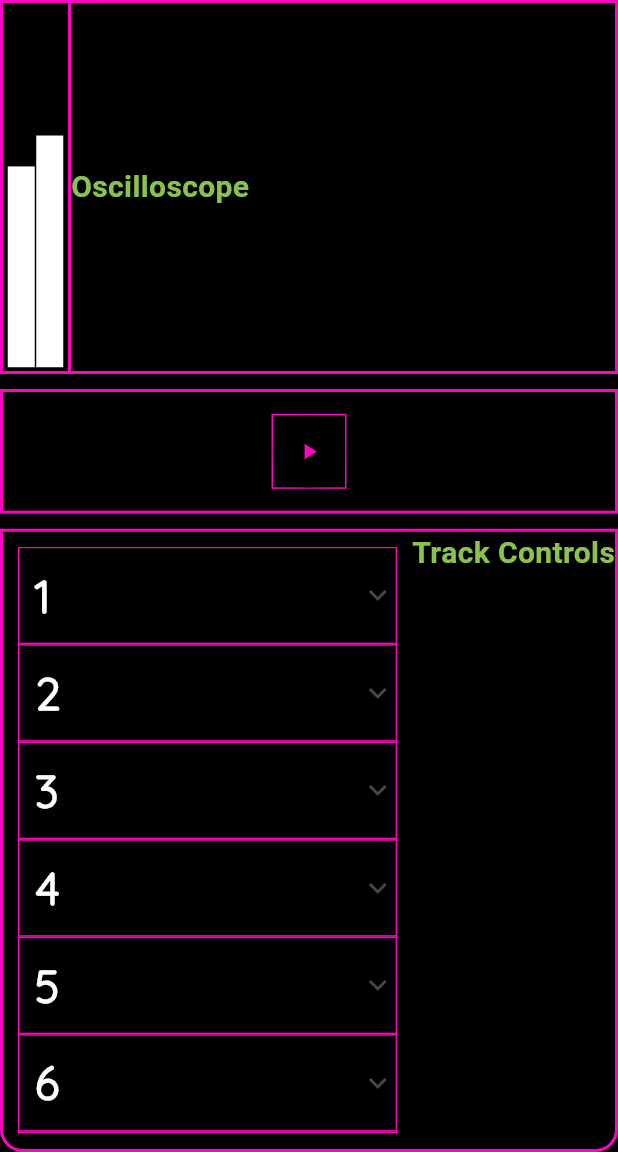
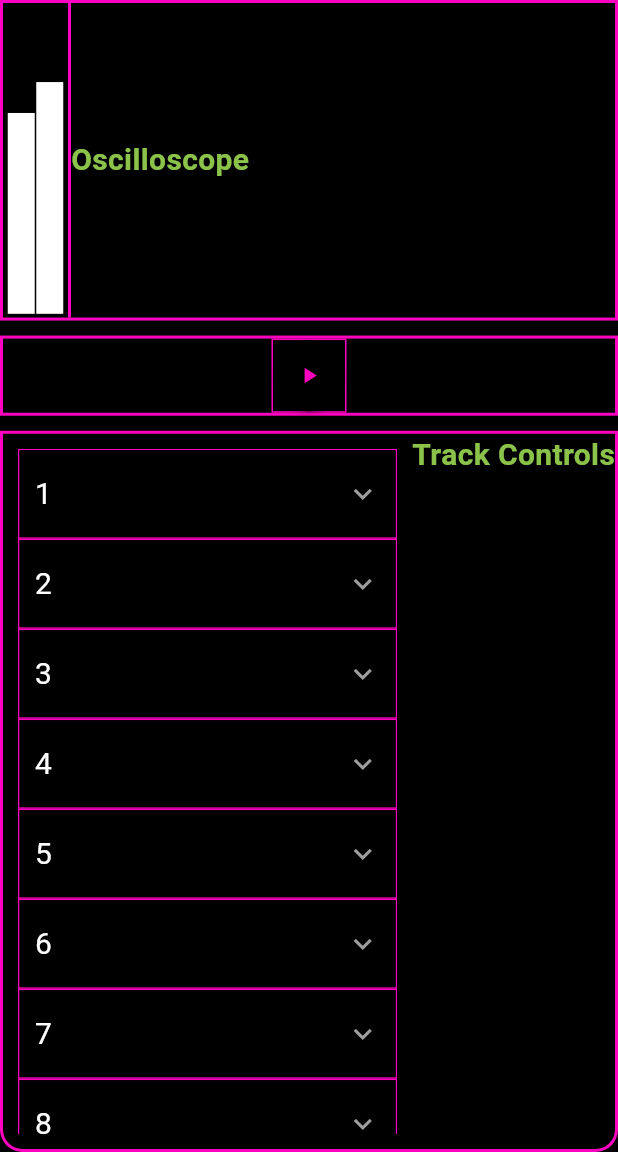
Before and after one commit to mduval76/drone_factory, a Flutter app: the screen it shows after launch, on a phone screen of 412 x 824 dp, the part 84-1236 px from its top. Run offline on Flutter 3.47's test engine with Material 3 defaults, Android fonts, the phone set to English and light mode, and no system bars; our stand-ins replace flutter_svg; Roboto replaces fonts that are missing (CocomatLight).

Commit message:
Separated Track widget from model. New initialization for mixer.

```diff
--- a/lib/models/track_model.dart
+++ b/lib/models/track_model.dart
@@ -1,203 +1,15 @@
-import 'package:drone_factory/models/native_synthesizer.dart';
-import 'package:flutter/material.dart';
-import 'package:flutter_svg/flutter_svg.dart';
-
-class TrackModel extends StatefulWidget {
+class TrackModel {
   final int id;
   final double volume;
   final double frequency;
   final Wavetable wavetable;
 
   const TrackModel({
-    super.key,
     required this.id,
-    required this.volume,
-    required this.frequency,
-    required this.wavetable,
+    this.volume = 1.0,
+    this.frequency = 440.0,
+    this.wavetable = Wavetable.sine,
   });
-
-  @override
-  State<TrackModel> createState() => _TrackModelState();
-}
-
-class _TrackModelState extends State<TrackModel> {
-  final NativeSynthesizer _synthesizer = NativeSynthesizer();
-  late double _volume;
-  late double _frequency;
-  late Wavetable _wavetable;
-  //bool _isExpanded = false;
-
-  void _changeWavetable(int wavetable) async {
-    await _synthesizer.setWavetable(_wavetable.index);
-
-    setState(() {
-      _wavetable = Wavetable.values[wavetable];
-    });
-  }
-
-  void _setFrequency(double frequency) async {
-    await _synthesizer.setFrequency(frequency);
-  }
-
-    void _setVolume(double volume) async {
-    await _synthesizer.setVolume(volume);
-  }
-
-  @override
-  void initState() {
-    super.initState();
-    _volume = widget.volume;
-    _frequency = widget.frequency;
-    _wavetable = widget.wavetable;
-  }
-
-  @override
-  Widget build(BuildContext context) {
-    return Container(
-      width: double.infinity,
-      decoration: BoxDecoration(
-        color: Colors.black,
-        border: Border.all(
-          color: const Color.fromARGB(255, 255, 4, 192),
-          width: 1,
-        ),
-      ),
-      child: ExpansionTile(
-        tilePadding: const EdgeInsets.only(left: 10),
-        title: Text(
-          '${widget.id + 1}',
-          style: const TextStyle(
-            color: Colors.white,
-            fontFamily: 'QuicksandRegular',
-            fontSize: 30,
-            fontWeight: FontWeight.bold,
-          )
-        ),
-        // subtitle: Text(
-        //   '${_wavetable.toString().split('.').last} - ${_frequency.toStringAsFixed(2)} Hz',
-        //   style: const TextStyle(color: Colors.white)
-        // ),
-        children: [
-          const Divider(thickness: 1, color: Colors.grey),
-          _buildWavetableSelector(),
-          const Divider(thickness: 1, color: Colors.grey),
-          _buildFrequencyControl(),
-          const Divider(thickness: 1, color: Colors.grey),
-          _buildVolumeControl(),
-          const Divider(thickness: 1, color: Colors.grey),
-        ],
-      ),
-    );
-  }
-
-  Widget _buildWavetableSelector() {
-    return SizedBox(
-      height: 25,
-      child: Row(
-      mainAxisAlignment: MainAxisAlignment.spaceEvenly,
-        children: Wavetable.values.map((wavetable) {
-          String assetName;
-          switch (wavetable) {
-            case Wavetable.sine:
-              assetName = 'assets/icons/sine.svg';
-              break;
-            case Wavetable.triangle:
-              assetName = 'assets/icons/triangle.svg';
-              break;
-            case Wavetable.square:
-              assetName = 'assets/icons/square.svg';
-              break;
-            case Wavetable.sawtooth:
-              assetName = 'assets/icons/sawtooth.svg';
-              break;
-          }
-          return Container(
-              padding: const EdgeInsets.only(left: 5),
-                decoration: BoxDecoration(
-                color: Colors.transparent,
-                border: Border(
-                  right: wavetable != Wavetable.sawtooth
-                      ? const BorderSide(color: Colors.grey, width: 1)
-                      : BorderSide.none,
-                ),
-              ),
-              child: Transform.scale(
-                scale: 5,
-                child: IconButton(
-                  icon: SvgPicture.asset(
-                    assetName,
-                    height: 25,
-                    width: 25,
-                    color: _wavetable == wavetable ? Colors.blue : Colors.white,
-                  ),
-                  onPressed: () {
-                    setState(() {
-                      _wavetable = wavetable;
-                      _changeWavetable(wavetable.index);
-                    });
-                  },
-                ),
-              ),
-
-          );
-        }).toList(),
-      ),
-    );
-  }
-
-  Widget _buildFrequencyControl() {
-    return SizedBox(
-      height: 25,
-      child: SliderTheme(
-         data: const SliderThemeData(
-          trackHeight: 25,
-          activeTrackColor: Colors.white,
-          inactiveTrackColor: Colors.grey,
-          thumbColor: Colors.white,
-          thumbShape: RoundSliderThumbShape(enabledThumbRadius: 12.5),
-          trackShape: RectangularSliderTrackShape(),
-        ),
-        child: Slider(
-          min: 20,
-          max: 2000,
-          value: _frequency,
-          onChanged: (value) {
-            setState(() {
-              _frequency = value;
-              _setFrequency(_frequency);
-            });
-          },
-        ),
-      )
-    );
-  }
-
-  Widget _buildVolumeControl() {
-    return SizedBox(
-      height: 25,
-      child: SliderTheme(
-        data: const SliderThemeData(
-          trackHeight: 25,
-          activeTrackColor: Colors.white,
-          inactiveTrackColor: Colors.grey,
-          thumbColor: Colors.white,
-          thumbShape: RoundSliderThumbShape(enabledThumbRadius: 12.5),
-          trackShape: RectangularSliderTrackShape(),
-        ),
-        child: Slider(
-          min: 0,
-          max: 1,
-          value: _volume,
-          onChanged: (value) {
-            setState(() {
-              _volume = value;
-              _setVolume(_volume);
-            });
-          },
-        ),
-      )
-    );
-  }
 }
 
 enum Wavetable {
--- a/lib/views/sections/main_menu_section.dart
+++ b/lib/views/sections/main_menu_section.dart
@@ -27,7 +27,6 @@ class _MainMenuSectionState extends State<MainMenuSection> {
 @override
   Widget build(BuildContext context) {
     return Expanded(
-      flex: 1,
       child: Container(
         width: double.infinity,
         decoration: BoxDecoration(
--- a/lib/views/sections/main_mixer_track_controls_section.dart
+++ b/lib/views/sections/main_mixer_track_controls_section.dart
@@ -7,7 +7,7 @@ class MainMixerTrackControlsSection extends StatelessWidget {
   @override
   Widget build(BuildContext context) {
     return Expanded(
-      flex: 5,
+      flex: 9,
       child: Container(
         width: double.infinity,
         decoration: BoxDecoration(
--- a/lib/views/sections/main_volume_oscilloscope_section.dart
+++ b/lib/views/sections/main_volume_oscilloscope_section.dart
@@ -8,7 +8,7 @@ class MainVolumeOscilloscopeSection extends StatelessWidget {
   @override
   Widget build(BuildContext context) {
     return Expanded(
-      flex: 3,
+      flex: 4,
       child: Container(
         width: double.infinity,
         decoration: BoxDecoration(
--- a/lib/views/widgets/mixer_widget.dart
+++ b/lib/views/widgets/mixer_widget.dart
@@ -1,28 +1,34 @@
 import 'package:drone_factory/models/track_model.dart';
+import 'package:drone_factory/views/widgets/track_widget.dart';
 import 'package:flutter/material.dart';
 
-class MixerWidget extends StatelessWidget {
+class MixerWidget extends StatefulWidget {
   const MixerWidget({super.key});
 
   @override
+  State<MixerWidget> createState() => _MixerWidgetState();
+}
+
+class _MixerWidgetState extends State<MixerWidget> {
+  @override
   Widget build(BuildContext context) {
-    List<TrackModel> tracks = List.generate(
+    final List<TrackModel> tracks = List.generate(
       8,
-      (index) => TrackModel(
-        id: index,
-        volume: 1.0,
-        frequency: 440.0,
-        wavetable: Wavetable.sine,
-      ),
+      (index) => TrackModel(id: index),
     );
 
     return Expanded(
       child: Padding(
         padding: const EdgeInsets.all(10.0),
-        child: ListView(
-          children: tracks,
+        child: ListView.builder(
+          itemCount: tracks.length,
+          itemBuilder: (context, index) {
+            return TrackWidget(
+              trackModel: tracks[index],
+            );
+          },
         ),
       ),
-      );
+    );
   }
 }
--- /dev/null
+++ b/lib/views/widgets/track_widget.dart
@@ -0,0 +1,240 @@
+import 'package:drone_factory/models/native_synthesizer.dart';
+import 'package:drone_factory/models/track_model.dart';
+import 'package:flutter/material.dart';
+import 'package:flutter_svg/flutter_svg.dart';
+
+class TrackWidget extends StatefulWidget {
+  final TrackModel trackModel;
+
+  const TrackWidget({super.key, required this.trackModel});
+
+  @override
+  State<TrackWidget> createState() => _TrackModelState();
+}
+
+class _TrackModelState extends State<TrackWidget> {
+  final NativeSynthesizer _synthesizer = NativeSynthesizer();
+  late double _volume;
+  late double _frequency;
+  late Wavetable _wavetable;
+  //bool _isExpanded = false;
+
+  void _changeWavetable(int wavetable) async {
+    await _synthesizer.setWavetable(_wavetable.index);
+
+    setState(() {
+      _wavetable = Wavetable.values[wavetable];
+    });
+  }
+
+  void _setFrequency(double frequency) async {
+    await _synthesizer.setFrequency(frequency);
+  }
+
+    void _setVolume(double volume) async {
+    await _synthesizer.setVolume(volume);
+  }
+
+  @override
+  void initState() {
+    super.initState();
+    _volume = widget.trackModel.volume;
+    _frequency = widget.trackModel.frequency;
+    _wavetable = widget.trackModel.wavetable;
+  }
+
+  @override
+Widget build(BuildContext context) {
+  return Container(
+    width: double.infinity,
+    decoration: BoxDecoration(
+      color: Colors.black,
+      border: Border.all(
+        color: const Color.fromARGB(255, 255, 4, 192),
+        width: 1,
+      ),
+    ),
+    child: ExpansionTileTheme(
+      data: const ExpansionTileThemeData(
+        iconColor: Colors.white,
+        textColor: Colors.white,
+        backgroundColor: Colors.black,
+        collapsedIconColor: Colors.grey,
+        collapsedTextColor: Colors.white,
+        collapsedBackgroundColor: Colors.black,
+        tilePadding: EdgeInsets.symmetric(horizontal: 10, vertical: 0),
+      ),
+      child: ExpansionTile(
+          title: Text(
+            '${widget.trackModel.id + 1}',
+            style: const TextStyle(
+              fontSize: 20, // Reduce font size
+            ),
+          ),
+          children: [
+            const Divider(thickness: 1, color: Colors.grey),
+            _buildWavetableSelector(),
+            const Divider(thickness: 1, color: Colors.grey),
+            _buildFrequencyControl(),
+            const Divider(thickness: 1, color: Colors.grey),
+            _buildVolumeControl(),
+            const SizedBox(height: 7.5),
+          ],
+        ),
+      ),
+    );
+}
+
+  Widget _buildWavetableSelector() {
+    return SizedBox(
+      height: 22.5,
+      child: Row(
+      mainAxisAlignment: MainAxisAlignment.spaceEvenly,
+        children: Wavetable.values.map((wavetable) {
+          String assetName;
+          switch (wavetable) {
+            case Wavetable.sine:
+              assetName = 'assets/icons/sine.svg';
+              break;
+            case Wavetable.triangle:
+              assetName = 'assets/icons/triangle.svg';
+              break;
+            case Wavetable.square:
+              assetName = 'assets/icons/square.svg';
+              break;
+            case Wavetable.sawtooth:
+              assetName = 'assets/icons/sawtooth.svg';
+              break;
+          }
+          return Container(
+              padding: const EdgeInsets.only(left: 5),
+                decoration: BoxDecoration(
+                color: Colors.transparent,
+                border: Border(
+                  right: wavetable != Wavetable.sawtooth
+                      ? const BorderSide(color: Colors.grey, width: 1)
+                      : BorderSide.none,
+                ),
+              ),
+              child: Transform.scale(
+                scale: 7,
+                child: IconButton(
+                  icon: SvgPicture.asset(
+                    assetName,
+                    height: 20,
+                    width: 20,
+                    color: _wavetable == wavetable ? Colors.blue : Colors.white,
+                  ),
+                  onPressed: () {
+                    setState(() {
+                      _wavetable = wavetable;
+                      _changeWavetable(wavetable.index);
+                    });
+                  },
+                ),
+              ),
+
+          );
+        }).toList(),
+      ),
+    );
+  }
+
+  Widget _buildFrequencyControl() {
+    return SizedBox(
+      height: 22.5,
+      child: Row(
+          mainAxisAlignment: MainAxisAlignment.spaceBetween,
+          children: [
+            const Expanded(
+              flex: 2,
+              child: Padding(
+                padding: EdgeInsets.only(left: 10.0),
+                child: Text(
+                  'Freq:',
+                  style: TextStyle(
+                    color: Colors.white,
+                    fontSize: 12.5,
+                  ),
+                ),
+              )
+            ),
+            Expanded(
+              flex: 10,
+              child: SliderTheme(
+                data: const SliderThemeData(
+                  trackHeight: 25,
+                  activeTrackColor: Color.fromARGB(227, 255, 255, 255),
+                  inactiveTrackColor: Color.fromARGB(196, 158, 158, 158),
+                  thumbColor: Colors.white,
+                  thumbShape: RoundSliderThumbShape(enabledThumbRadius: 12.5),
+                  trackShape: RectangularSliderTrackShape(),
+                ),
+                child: Slider(
+                  min: 20,
+                  max: 2000,
+                  value: _frequency,
+                  onChanged: (value) {
+                    setState(() {
+                      _frequency = value;
+                      _setFrequency(_frequency);
+                    });
+                  },
+                ),
+              )
+            ),
+          ]
+        )
+      );
+  }
+
+  Widget _buildVolumeControl() {
+    return SizedBox(
+      height: 22.5,
+      child: Row(
+        mainAxisAlignment: MainAxisAlignment.spaceBetween,
+        children: [
+          const Expanded(
+            flex: 2,
+            child: Padding(
+              padding: EdgeInsets.only(
+                left: 10.0
+              ),
+              child: Text(
+                'Vol:',
+                style: TextStyle(
+                  color: Colors.white,
+                  fontSize: 12.5,
+                ),
+              ),
+            )
+          ),
+          Expanded(
+            flex: 10,
+            child: SliderTheme(
+              data: const SliderThemeData(
+                trackHeight: 25,
+                activeTrackColor: Color.fromARGB(227, 255, 255, 255),
+                inactiveTrackColor: Color.fromARGB(196, 158, 158, 158),
+                thumbColor: Colors.white,
+                thumbShape: RoundSliderThumbShape(enabledThumbRadius: 12.5),
+                trackShape: RectangularSliderTrackShape(),
+              ),
+              child: Slider(
+                min: 0,
+                max: 1,
+                value: _volume,
+                onChanged: (value) {
+                  setState(() {
+                    _volume = value;
+                    _setVolume(_volume);
+                  });
+                },
+              ),
+            )
+          ),
+        ],
+      )
+    );
+  }
+}
```
